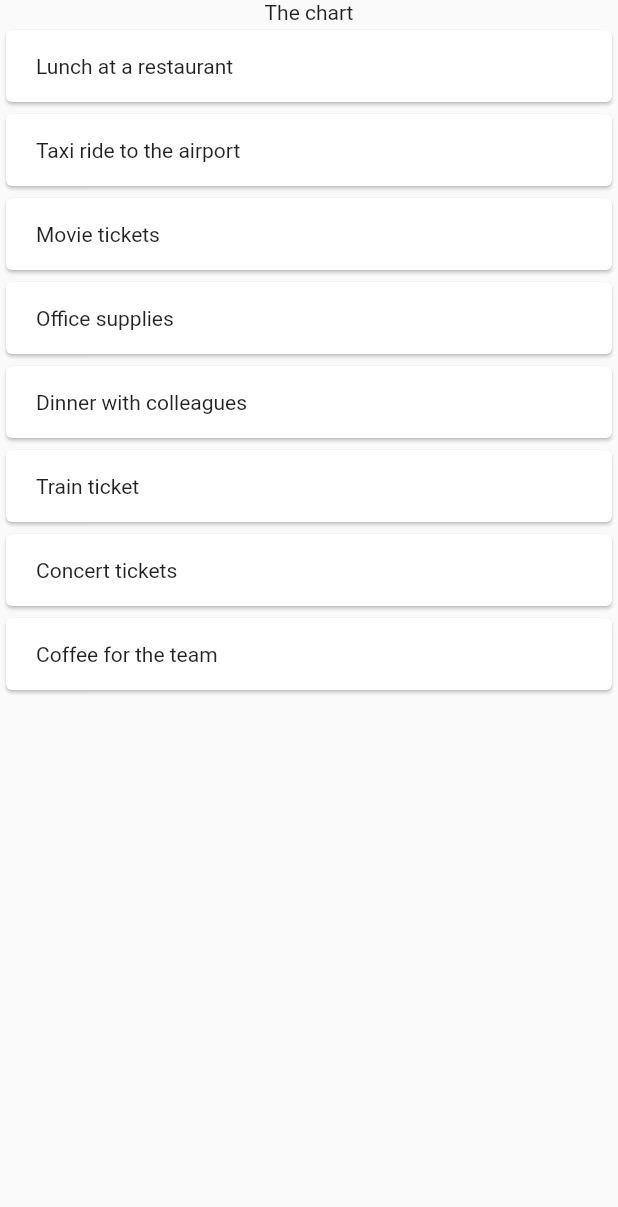
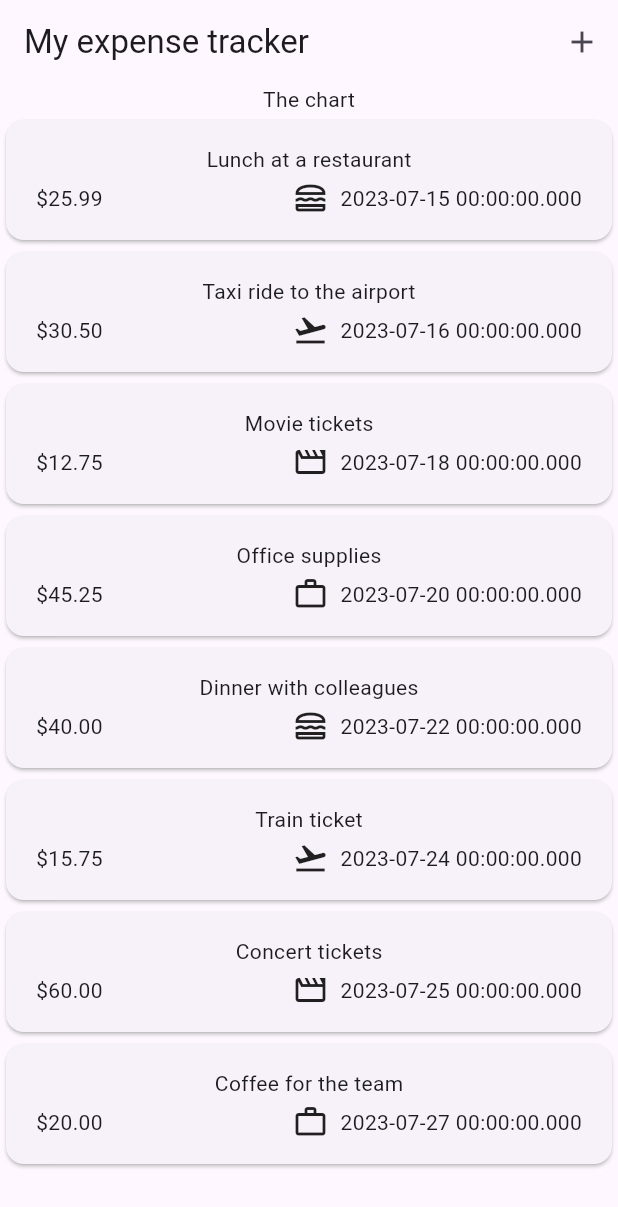
Before and after one commit to Cedrus81/expense_tracker, a Flutter app: the screen it shows after launch, on a phone screen of 412 x 824 dp. Shown: the top 1207 px of the screen. Run offline on Flutter 3.47's test engine with Material 2 defaults, Android fonts, the phone set to English and light mode, and no system bars.

Commit message:
expense list items, starting to work on add-expense feature

```diff
--- a/lib/expenses.dart
+++ b/lib/expenses.dart
@@ -13,9 +13,26 @@ class Expenses extends StatefulWidget {
 
 class _ExpensesState extends State<Expenses> {
   final List<Expense> expenses = dummyExpenses;
+
+  void _openAddExpenseOverlay() {
+    showModalBottomSheet(
+      context: context,
+      builder: (ctx) => const Text('Modal bottom sheet'),
+    );
+  }
+
   @override
   Widget build(BuildContext context) {
     return Scaffold(
+      appBar: AppBar(
+        title: const Text('My expense tracker'),
+        actions: [
+          IconButton(
+            onPressed: _openAddExpenseOverlay,
+            icon: const Icon(Icons.add),
+          ),
+        ],
+      ),
       body: Column(
         children: [
           const Text('The chart'),
--- a/lib/main.dart
+++ b/lib/main.dart
@@ -4,7 +4,8 @@ import 'package:flutter/material.dart';
 void main() {
   runApp(
     MaterialApp(
-      home: Expenses(),
+      theme: ThemeData(useMaterial3: true),
+      home: const Expenses(),
     ),
   );
 }
--- a/lib/models/expense.dart
+++ b/lib/models/expense.dart
@@ -1,8 +1,18 @@
+import 'package:flutter/material.dart';
 import 'package:uuid/uuid.dart';
+import 'package:intl/intl.dart';
 
 const uuid = Uuid();
+final formatter = DateFormat.yMd();
 
 enum Category { food, travel, leisure, work }
+
+const categoryIcons = {
+  Category.food: Icons.lunch_dining_outlined,
+  Category.travel: Icons.flight_takeoff_outlined,
+  Category.leisure: Icons.movie_creation_outlined,
+  Category.work: Icons.work_outline_outlined,
+};
 
 class Expense {
   Expense(
@@ -16,6 +26,10 @@ class Expense {
   final double amount;
   final DateTime date;
   final Category category;
+
+  String get formattedDate {
+    return formatter.format(date);
+  }
 }
 
 List<Expense> dummyExpenses = [
--- a/lib/widgets/expenses_list/expense_item.dart
+++ b/lib/widgets/expenses_list/expense_item.dart
@@ -11,7 +11,29 @@ class ExpenseItem extends StatelessWidget {
     return Card(
       child: Padding(
         padding: const EdgeInsets.symmetric(horizontal: 20, vertical: 16),
-        child: Text(expense.title),
+        child: Column(
+          children: [
+            Text(expense.title),
+            const SizedBox(
+              height: 4,
+            ),
+            Row(
+              children: [
+                Text('\$${expense.amount.toStringAsFixed(2)}'),
+                const Spacer(),
+                Row(
+                  children: [
+                    Icon(categoryIcons[expense.category]),
+                    const SizedBox(
+                      width: 8,
+                    ),
+                    Text(expense.date.toString())
+                  ],
+                )
+              ],
+            )
+          ],
+        ),
       ),
     );
   }
--- a/pubspec.yaml
+++ b/pubspec.yaml
@@ -36,6 +36,7 @@ dependencies:
   # Use with the CupertinoIcons class for iOS style icons.
   cupertino_icons: ^1.0.2
   uuid: ^3.0.7
+  intl: ^0.18.1
 
 dev_dependencies:
   flutter_test:
```
Also changed, not shown: lib/new_expense.dart (added, +27 -0 lines), pubspec.lock.
